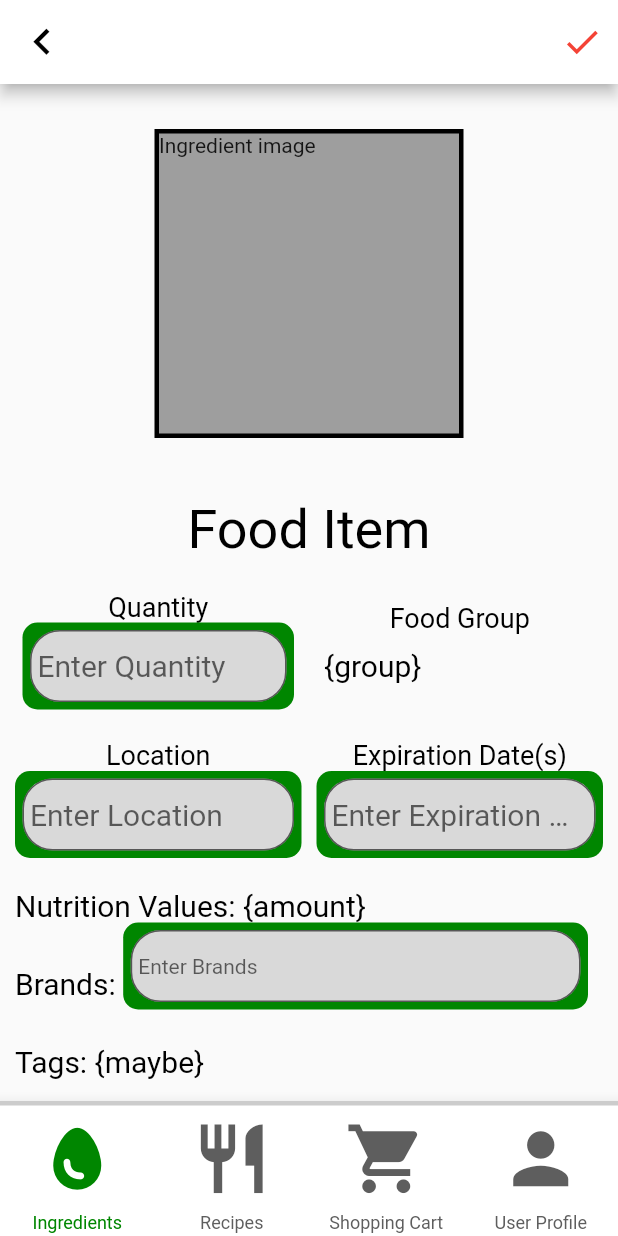
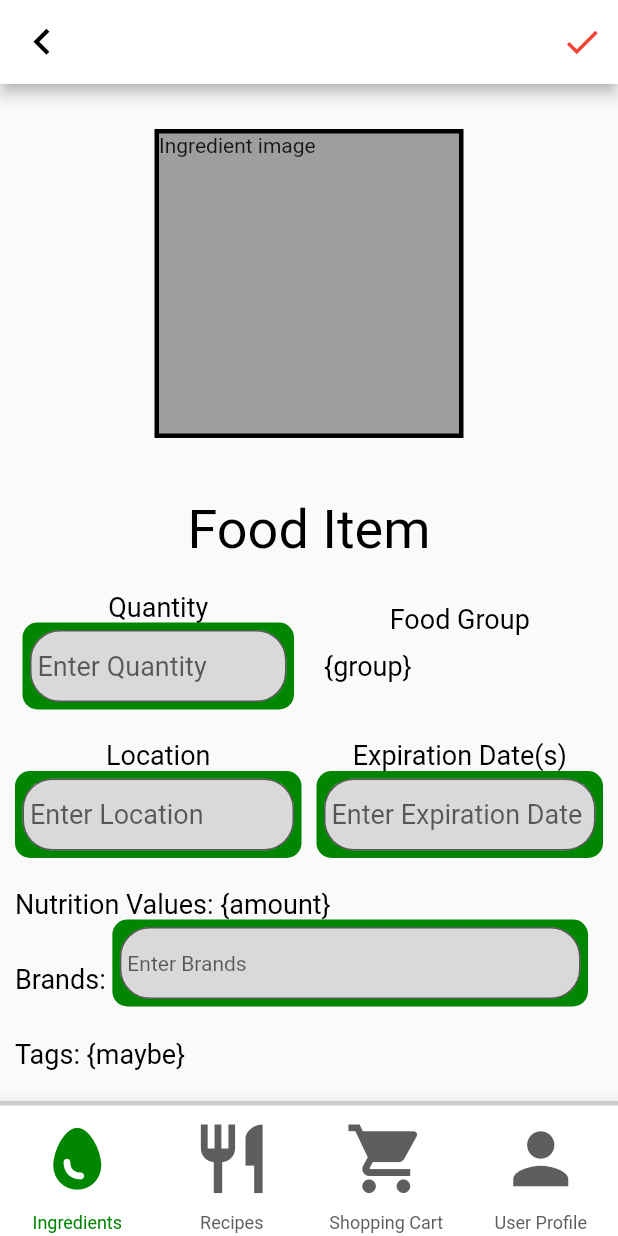
Before and after one commit to COP4331-LargeGroupProject-Fall22/mobile-app, a Flutter app: the EditIngredientPage screen opened by its route, on a phone screen of 412 x 824 dp. Run offline on Flutter 3.47's test engine with Material 2 defaults, Android fonts, the phone set to English and light mode, and no system bars.

Commit message:
Addressed PR comments

```diff
--- a/lib/screens/IngredientScreen.dart
+++ b/lib/screens/IngredientScreen.dart
@@ -163,7 +163,7 @@ class _IngredientsPageState extends State<IngredientsPage> {
                   title: Text(
                     checkListItems[index]["title"],
                     style: const TextStyle(
-                      fontSize: 18,
+                      fontSize: ingredientInfoFontSize,
                       color: Colors.black,
                     ),
                   ),
@@ -304,7 +304,7 @@ class _IngredientsPageState extends State<IngredientsPage> {
     );
   }
 
-  //TODO(17): function to get ingredients from api. Will also handle sorting
+  // TODO(17): function to get ingredients from api. Will also handle sorting
   /*Future<List> GrabIngredients(int sortBy) {
     return;
   }*/
@@ -374,14 +374,14 @@ class _IngredientsPageState extends State<IngredientsPage> {
                   ),
                   child: Text(sorted,
                       style: const TextStyle(
-                        fontSize: 18,
+                        fontSize: ingredientInfoFontSize,
                         color: Colors.black,
                       ))),
               Expanded(child: ingreds)
             ])));
   }
 
-  //TODO(18): integrate API into making ingredients
+  // TODO(18): integrate API into making ingredients
   Widget IngredientTile() {
     double tileHeight = 200;
 
@@ -457,7 +457,7 @@ class _IngredientsPageState extends State<IngredientsPage> {
                       child: Text(
                         'To Be Changed',
                         style: TextStyle(
-                          fontSize: 18,
+                          fontSize: ingredientInfoFontSize,
                           fontWeight: FontWeight.w600,
                           color: Colors.white,
                         ),
@@ -551,7 +551,7 @@ class _IngredientPageState extends State<IngredientPage> {
                       const Text(
                         'Quantity',
                         style: TextStyle(
-                          fontSize: 18,
+                          fontSize: ingredientInfoFontSize,
                           color: Colors.black,
                         ),
                         textAlign: TextAlign.center,
@@ -564,7 +564,7 @@ class _IngredientPageState extends State<IngredientPage> {
                         child: Text(
                           '{amount}',
                           style: TextStyle(
-                            fontSize: 20,
+                            fontSize: ingredientInfoFontSize,
                             color: Colors.black,
                           ),
                           textAlign: TextAlign.left,
@@ -577,7 +577,7 @@ class _IngredientPageState extends State<IngredientPage> {
                       const Text(
                         'Food Group',
                         style: TextStyle(
-                          fontSize: 18,
+                          fontSize: ingredientInfoFontSize,
                           color: Colors.black,
                         ),
                         textAlign: TextAlign.center,
@@ -590,7 +590,7 @@ class _IngredientPageState extends State<IngredientPage> {
                         child: Text(
                           '{group}',
                           style: TextStyle(
-                            fontSize: 20,
+                            fontSize: ingredientInfoFontSize,
                             color: Colors.black,
                           ),
                           textAlign: TextAlign.left,
@@ -611,7 +611,7 @@ class _IngredientPageState extends State<IngredientPage> {
                       const Text(
                         'Location',
                         style: TextStyle(
-                          fontSize: 18,
+                          fontSize: ingredientInfoFontSize,
                           color: Colors.black,
                         ),
                         textAlign: TextAlign.center,
@@ -624,7 +624,7 @@ class _IngredientPageState extends State<IngredientPage> {
                         child: Text(
                           '{maybe}',
                           style: TextStyle(
-                            fontSize: 20,
+                            fontSize: ingredientInfoFontSize,
                             color: Colors.black,
                           ),
                           textAlign: TextAlign.left,
@@ -637,7 +637,7 @@ class _IngredientPageState extends State<IngredientPage> {
                       const Text(
                         'Expiration Date(s)',
                         style: TextStyle(
-                          fontSize: 18,
+                          fontSize: ingredientInfoFontSize,
                           color: Colors.black,
                         ),
                         textAlign: TextAlign.center,
@@ -650,7 +650,7 @@ class _IngredientPageState extends State<IngredientPage> {
                         child: Text(
                           '{dates}',
                           style: TextStyle(
-                            fontSize: 20,
+                            fontSize: ingredientInfoFontSize,
                             color: Colors.black,
                           ),
                           textAlign: TextAlign.left,
@@ -671,7 +671,7 @@ class _IngredientPageState extends State<IngredientPage> {
                       child: Text(
                         'Nutrition Values: {amount}',
                         style: TextStyle(
-                          fontSize: 20,
+                          fontSize: ingredientInfoFontSize,
                           color: Colors.black,
                         ),
                         textAlign: TextAlign.left,
@@ -682,7 +682,7 @@ class _IngredientPageState extends State<IngredientPage> {
                       child: Text(
                         '\nBrands: {group}',
                         style: TextStyle(
-                          fontSize: 20,
+                          fontSize: ingredientInfoFontSize,
                           color: Colors.black,
                         ),
                         textAlign: TextAlign.left,
@@ -693,7 +693,7 @@ class _IngredientPageState extends State<IngredientPage> {
                       child: Text(
                         '\nTags: {maybe}',
                         style: TextStyle(
-                          fontSize: 20,
+                          fontSize: ingredientInfoFontSize,
                           color: Colors.black,
                         ),
                         textAlign: TextAlign.left,
@@ -704,7 +704,7 @@ class _IngredientPageState extends State<IngredientPage> {
                       child: Text(
                         '\nAllergens: {dates}',
                         style: TextStyle(
-                          fontSize: 20,
+                          fontSize: ingredientInfoFontSize,
                           color: Colors.black,
                         ),
                         textAlign: TextAlign.left,
@@ -823,7 +823,7 @@ class _IngredientPageState extends State<IngredientPage> {
     );
   }
 
-  //TODO(17): Attach API to get specified ingredient information
+  // TODO(17): Attach API to get specified ingredient information
   //
   // List fetchIngredient(int ID) {
   //   ingredientInfo = a json of some sort;
@@ -870,7 +870,7 @@ class _EditIngredientPageState extends State<EditIngredientPage> {
           ],
           leading: IconButton(
             icon: const Icon(Icons.navigate_before, color: Colors.black),
-            iconSize: 35,
+            iconSize: topBarIconSize + 7,
             onPressed: () {
               Navigator.pop(context);
             },
@@ -917,7 +917,7 @@ class _EditIngredientPageState extends State<EditIngredientPage> {
                           const Text(
                             'Quantity',
                             style: TextStyle(
-                              fontSize: 18,
+                              fontSize: ingredientInfoFontSize,
                               color: Colors.black,
                             ),
                             textAlign: TextAlign.center,
@@ -940,14 +940,14 @@ class _EditIngredientPageState extends State<EditIngredientPage> {
                                   : globalDecoration.copyWith(
                                       hintText: 'Enter Quantity'),
                               style: const TextStyle(
-                                fontSize: 20,
+                                fontSize: ingredientInfoFontSize,
                                 color: Colors.black,
                               ),
                               onChanged: (quantity) {
                                 if (quantity.isEmpty) {
                                   setState(() => unfilledQuantity = true);
                                 } else {
-                                  unfilledQuantity = false;
+                                  setState(() => unfilledQuantity = false);
                                 }
                               },
                               textAlign: TextAlign.left,
@@ -964,7 +964,7 @@ class _EditIngredientPageState extends State<EditIngredientPage> {
                           const Text(
                             'Food Group',
                             style: TextStyle(
-                              fontSize: 18,
+                              fontSize: ingredientInfoFontSize,
                               color: Colors.black,
                             ),
                             textAlign: TextAlign.center,
@@ -977,7 +977,7 @@ class _EditIngredientPageState extends State<EditIngredientPage> {
                             child: Text(
                               '{group}',
                               style: TextStyle(
-                                fontSize: 20,
+                                fontSize: ingredientInfoFontSize,
                                 color: Colors.black,
                               ),
                               textAlign: TextAlign.left,
@@ -1001,7 +1001,7 @@ class _EditIngredientPageState extends State<EditIngredientPage> {
                           const Text(
                             'Location',
                             style: TextStyle(
-                              fontSize: 18,
+                              fontSize: ingredientInfoFontSize,
                               color: Colors.black,
                             ),
                             textAlign: TextAlign.center,
@@ -1021,7 +1021,7 @@ class _EditIngredientPageState extends State<EditIngredientPage> {
                               decoration: globalDecoration.copyWith(
                                   hintText: 'Enter Location'),
                               style: const TextStyle(
-                                fontSize: 20,
+                                fontSize: ingredientInfoFontSize,
                                 color: Colors.black,
                               ),
                               onChanged: (location) {},
@@ -1039,7 +1039,7 @@ class _EditIngredientPageState extends State<EditIngredientPage> {
                           const Text(
                             'Expiration Date(s)',
                             style: TextStyle(
-                              fontSize: 18,
+                              fontSize: ingredientInfoFontSize,
                               color: Colors.black,
                             ),
                             textAlign: TextAlign.center,
@@ -1062,7 +1062,7 @@ class _EditIngredientPageState extends State<EditIngredientPage> {
                                   : globalDecoration.copyWith(
                                       hintText: 'Enter Expiration Date'),
                               style: const TextStyle(
-                                fontSize: 20,
+                                fontSize: ingredientInfoFontSize,
                                 color: Colors.black,
                               ),
                               onChanged: (location) {},
@@ -1086,7 +1086,7 @@ class _EditIngredientPageState extends State<EditIngredientPage> {
                         child: Text(
                           'Nutrition Values: {amount}',
                           style: TextStyle(
-                            fontSize: 20,
+                            fontSize: ingredientInfoFontSize,
                             color: Colors.black,
                           ),
                           textAlign: TextAlign.left,
@@ -1096,7 +1096,7 @@ class _EditIngredientPageState extends State<EditIngredientPage> {
                         Text(
                           '\nBrands: ',
                           style: TextStyle(
-                            fontSize: 20,
+                            fontSize: ingredientInfoFontSize,
                             color: Colors.black,
                           ),
                           textAlign: TextAlign.left,
@@ -1135,7 +1135,7 @@ class _EditIngredientPageState extends State<EditIngredientPage> {
                         child: Text(
                           '\nTags: {maybe}',
                           style: TextStyle(
-                            fontSize: 20,
+                            fontSize: ingredientInfoFontSize,
                             color: Colors.black,
                           ),
                           textAlign: TextAlign.left,
@@ -1146,7 +1146,7 @@ class _EditIngredientPageState extends State<EditIngredientPage> {
                         child: Text(
                           '\nAllergens: {dates}',
                           style: TextStyle(
-                            fontSize: 20,
+                            fontSize: ingredientInfoFontSize,
                             color: Colors.black,
                           ),
                           textAlign: TextAlign.left,
@@ -1266,7 +1266,7 @@ class _EditIngredientPageState extends State<EditIngredientPage> {
     );
   }
 
-//TODO(17): Attach API to get specified ingredient information
+// TODO(17): Attach API to get specified ingredient information
 //
 // List fetchIngredient(int ID) {
 //   ingredientInfo = a json of some sort;
@@ -1318,7 +1318,7 @@ class _AddIngredientPageState extends State<AddIngredientPage> {
                       child: Text(
                         'Search for an ingredient to get started',
                         style: TextStyle(
-                          fontSize: 32,
+                          fontSize: addIngredientPageTextSize,
                           color: Colors.black,
                           fontWeight: FontWeight.w400,
                         ),
@@ -1362,7 +1362,7 @@ class _AddIngredientPageState extends State<AddIngredientPage> {
                       child: Text(
                         'Or scan a barcode to automatically add it to your inventory',
                         style: TextStyle(
-                          fontSize: 32,
+                          fontSize: addIngredientPageTextSize,
                           color: Colors.black,
                           fontWeight: FontWeight.w400,
                         ),
@@ -1374,7 +1374,7 @@ class _AddIngredientPageState extends State<AddIngredientPage> {
               ),
               ElevatedButton(
                 onPressed: () {
-                  //TODO(31): Add ability to scan barcodes
+                  // TODO(31): Add ability to scan barcodes
                 },
                 style: ElevatedButton.styleFrom(
                   shape: RoundedRectangleBorder(
@@ -1505,5 +1505,5 @@ class _AddIngredientPageState extends State<AddIngredientPage> {
     );
   }
 
-  //TODO(26): Allow searching of ingredients to add predefined things
+  // TODO(26): Allow searching of ingredients to add predefined things
 }
--- a/lib/utils/globals.dart
+++ b/lib/utils/globals.dart
@@ -5,6 +5,8 @@ import 'package:smart_chef/utils/colors.dart';
 const double bottomIconSize = 55;
 const double bottomRowHeight = 90;
 const double topBarIconSize = 28;
+const double ingredientInfoFontSize = 18;
+const double addIngredientPageTextSize = 32;
 
 bool ingredientPage = true;
 bool recipePage = false;
```
